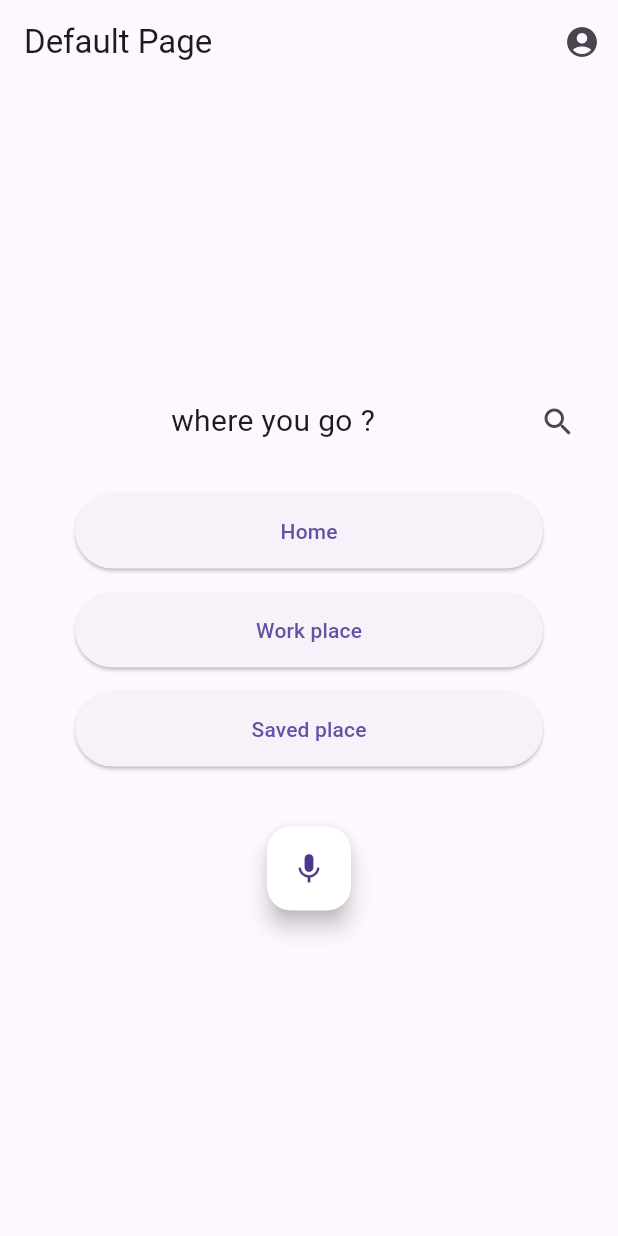
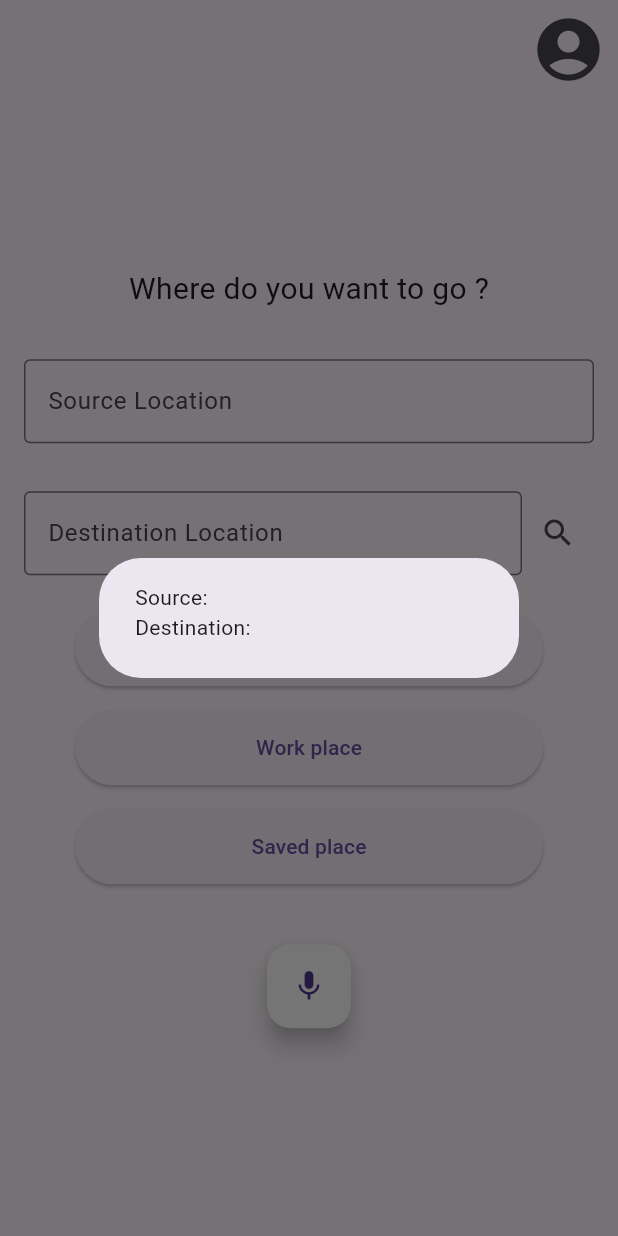
Before and after one commit to kevinchien920819/guide_app, a Flutter app: the screen it shows after launch, after a tap on the "search" icon, on a phone screen of 412 x 824 dp. Run offline on Flutter 3.47's test engine with Material 3 defaults, Android fonts, the phone set to English and light mode, and no system bars; our stand-ins replace bloc, equatable, flutter_bloc, flutter_tts, google_maps_flutter, location and 1 more; missing offline and left inert: android_intent_plus, flutter_polyline_points.

Commit message:
Update Textfiled

```diff
--- a/lib/main.dart
+++ b/lib/main.dart
@@ -1,4 +1,5 @@
 import 'package:flutter/material.dart';
+import 'package:flutter/widgets.dart';
 import 'package:flutter_tts/flutter_tts.dart';
 import 'pages/login_page.dart'; // 导入 LoginScreen
 import 'pages/map_page.dart'; // 导入 MapScreen
@@ -56,19 +57,31 @@ class MainScreenState extends State<MainScreen> {
   //   );
   // }
 
+  // TODO:get the text filed data
+  final sourceController = TextEditingController();
+  final destinationController = TextEditingController();
+
+  @override
+  void dispose() {
+    // Clean up the controller when the widget is disposed.
+    sourceController.dispose();
+    destinationController.dispose();
+    super.dispose();
+  }
+
   @override
   Widget build(BuildContext context) {
     return Scaffold(
       appBar: AppBar(
-        title: const Text('Default Page'),
+        // title: const Text('Default Page'),
         actions: <Widget>[
           IconButton(
             icon: const Icon(Icons.account_circle),
+            iconSize: 50,
             onPressed: () {
               if (_isLoggedIn) {
                 ScaffoldMessenger.of(context).showSnackBar(
-                  const SnackBar(content: Text('Already logged in'))
-                );
+                    const SnackBar(content: Text('Already logged in')));
                 _speak('you have already logged in');
               } else {
                 Navigator.push(
@@ -87,16 +100,55 @@ class MainScreenState extends State<MainScreen> {
       body: Column(
         mainAxisAlignment: MainAxisAlignment.center,
         children: <Widget>[
+          // the text row
+          const Padding(
+            padding: EdgeInsets.all(16.0),
+            child: Row(
+              mainAxisAlignment: MainAxisAlignment.spaceBetween,
+              children: <Widget>[
+                Expanded(
+                    child: Center(
+                  child: Text(
+                    'Where do you want to go ?',
+                    style: TextStyle(fontSize: 20),
+                  ),
+                )),
+              ],
+            ),
+          ),
+          // the source destination selector
           Padding(
             padding: const EdgeInsets.all(16.0),
             child: Row(
               mainAxisAlignment: MainAxisAlignment.spaceBetween,
               children: <Widget>[
-                const Expanded(
+                Expanded(
+                    child: Center(
+                  child: TextField(
+                    controller: sourceController,
+                    decoration: const InputDecoration(
+                      border: OutlineInputBorder(),
+                      hintText: 'Source Location',
+                    ),
+                  ),
+                )),
+              ],
+            ),
+          ),
+          // the destination selector
+          Padding(
+            padding: const EdgeInsets.all(16.0),
+            child: Row(
+              mainAxisAlignment: MainAxisAlignment.spaceBetween,
+              children: <Widget>[
+                Expanded(
                   child: Center(
-                    child: Text(
-                      'where you go ?',
-                      style: TextStyle(fontSize: 20),
+                    child: TextField(
+                      controller: destinationController,
+                      decoration: const InputDecoration(
+                        border: OutlineInputBorder(),
+                        hintText: 'Destination Location',
+                      ),
                     ),
                   ),
                 ),
@@ -104,14 +156,46 @@ class MainScreenState extends State<MainScreen> {
                   icon: const Icon(Icons.search),
                   onPressed: () {
                     _speak('search');
+                    showDialog(
+                      context: context,
+                      builder: (context) {
+                        return AlertDialog(
+                          // Retrieve the text the that user has entered by using the
+                          // TextEditingController.
+                          content: Text(
+                            'Source: ${sourceController.text}\nDestination: ${destinationController.text}',
+                          ),
+                        );
+                      },
+                    );
                   },
                 ),
               ],
             ),
           ),
-          OptionButton(label: 'Home', onTap: () {Navigator.push(context, MaterialPageRoute(builder: (context) => const MapPage()));}),
-          OptionButton(label: 'Work place', onTap: () {_speak('work'); Navigator.push(context, MaterialPageRoute(builder: (context) => const MapPage()));}),
-          OptionButton(label: 'Saved place', onTap: () {_speak('save place'); Navigator.push(context, MaterialPageRoute(builder: (context) => const MapPage()));}),
+
+          // optionbutton of favorite place
+          OptionButton(
+              label: 'Home',
+              onTap: () {
+                _speak('home');
+                Navigator.push(context,
+                    MaterialPageRoute(builder: (context) => const MapPage()));
+              }),
+          OptionButton(
+              label: 'Work place',
+              onTap: () {
+                _speak('work');
+                Navigator.push(context,
+                    MaterialPageRoute(builder: (context) => const MapPage()));
+              }),
+          OptionButton(
+              label: 'Saved place',
+              onTap: () {
+                _speak('save place');
+                Navigator.push(context,
+                    MaterialPageRoute(builder: (context) => const MapPage()));
+              }),
           Padding(
             padding: const EdgeInsets.all(32.0),
             child: FloatingActionButton(
@@ -129,6 +213,7 @@ class MainScreenState extends State<MainScreen> {
   }
 }
 
+// option button content
 class OptionButton extends StatelessWidget {
   final String label;
   final VoidCallback onTap;
--- a/lib/pages/map_page.dart
+++ b/lib/pages/map_page.dart
@@ -16,6 +16,9 @@ class _MapPageState extends State<MapPage> {
   final Location _locationController = Location();
   final Completer<GoogleMapController> _mapController =
       Completer<GoogleMapController>();
+
+  //test place for taipei101 and taipeistation
+  // TODO:change the sorce location and destination location
   static const LatLng _taipeistation = LatLng(25.0474, 121.5171);
   static const LatLng _taipei101 = LatLng(25.033671, 121.564427);
   LatLng? _currentP;
@@ -125,6 +128,7 @@ class _MapPageState extends State<MapPage> {
     });
   }
 
+  // get route from google api by the polylinepoint
   Future<List<LatLng>> getPolylinePoints() async {
     List<LatLng> polylineCoordinates = [];
     PolylinePoints polylinePoints = PolylinePoints();
```
